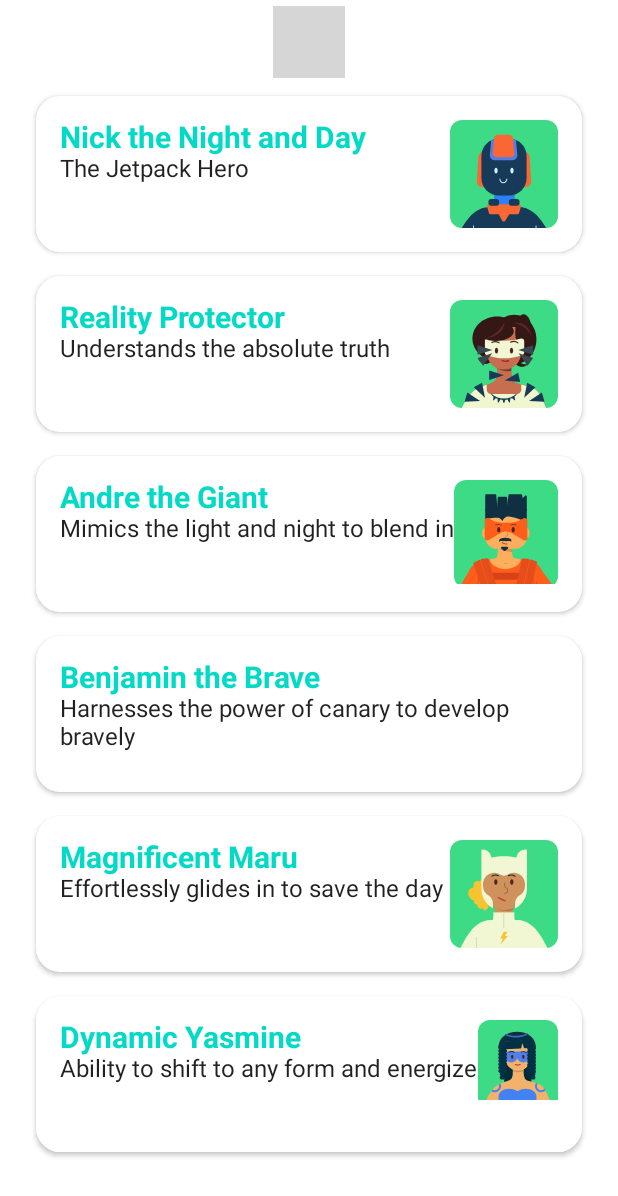
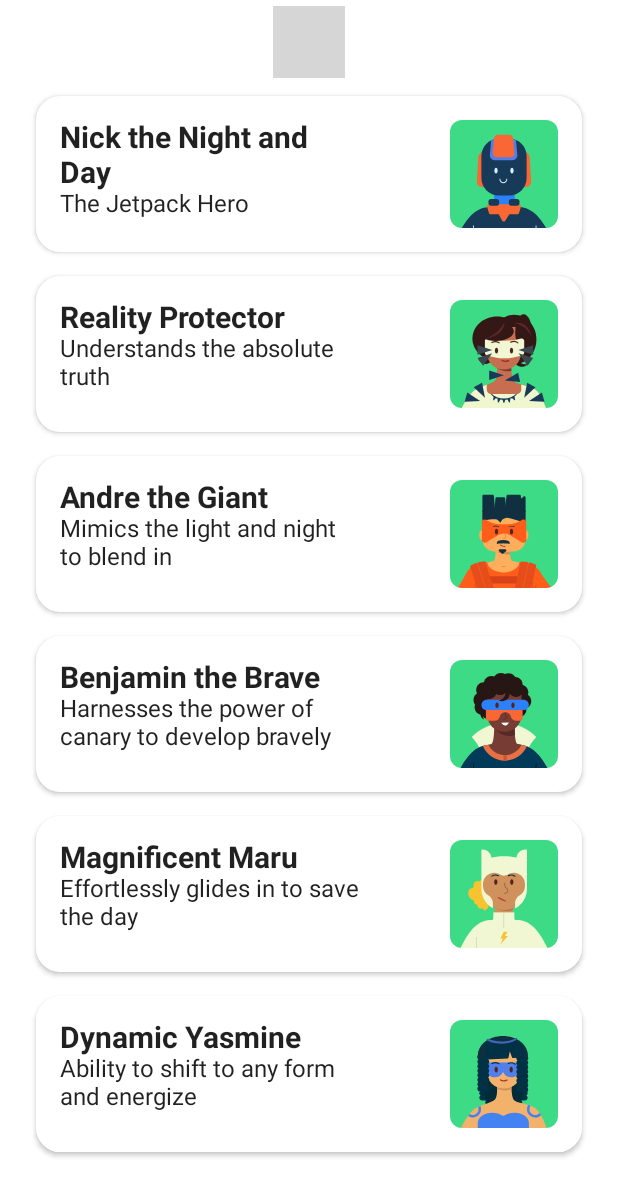
Before and after one commit to sourabhkumar47/Superheroes_App, an Android app built with Jetpack Compose: the MainActivity screen opened directly, with no data from a screen before it, on a phone screen of 412 x 824 dp. Shown: the top 1196 px of the screen. Run offline under Robolectric (Android 15) with nearby library versions, the phone set to English and light mode, and no system bars; 1 statement that could not run was skipped; grey boxes are pictures that could not be loaded.

Commit message:
fixed issues and added new font

```diff
--- a/app/src/main/java/com/example/superheroes/MainActivity.kt
+++ b/app/src/main/java/com/example/superheroes/MainActivity.kt
@@ -57,7 +57,11 @@ fun Superhero() {
                 )
         ) {
             items(heroes) {
-                SuperheroItem(hero = it)
+                SuperheroItem(
+//                    modifier = Modifier
+//                        .padding(horizontal = 16.dp, vertical = 8.dp),
+                    hero = it
+                )
             }
         }
     }
@@ -110,12 +114,16 @@ fun SuperheroAppBar(modifier: Modifier = Modifier) {
 }
 
 @Composable
-fun HeroInformation(@StringRes heroName: Int, heroDescription: Int) {
-    Column() {
+fun HeroInformation(
+    @StringRes heroName: Int,
+    heroDescription: Int
+) {
+    Column(
+        modifier = Modifier.width(200.dp)
+    ) {
         Text(
             text = stringResource(heroName),
-            style = MaterialTheme.typography.h3,
-            color = MaterialTheme.colors.secondary
+            style = MaterialTheme.typography.h3
 
         )
         Text(
@@ -135,8 +143,8 @@ fun HeroImage(heroImage: Int) {
         Image(
             painter = painterResource(heroImage),
             contentDescription = null,
-            contentScale = ContentScale.FillWidth,
-            alignment = Alignment.TopCenter
+            contentScale = ContentScale.Fit,
+            alignment = Alignment.Center
         )
     }
 }
--- a/app/src/main/java/com/example/superheroes/ui/theme/Type.kt
+++ b/app/src/main/java/com/example/superheroes/ui/theme/Type.kt
@@ -1,5 +1,6 @@
 package com.example.superheroes.ui.theme
 
+import android.graphics.Paint.Style
 import androidx.compose.material.Typography
 import androidx.compose.ui.text.TextStyle
 import androidx.compose.ui.text.font.Font
@@ -12,11 +13,15 @@ val Cabin = FontFamily(
     Font(R.font.cabin_regular, FontWeight.Normal),
     Font(R.font.cabin_bold, FontWeight.Bold)
 )
+val courgette = FontFamily(
+    Font(R.font.courgette_regular, FontWeight.Bold)
+)
 
 // Set of Material typography styles to start with
 val Typography = Typography(
     defaultFontFamily = Cabin,
     h1 = TextStyle(
+        fontFamily = courgette,
         fontWeight = FontWeight.Normal,
         fontSize = 30.sp
     ),
```
Also changed, not shown: app/src/main/res/font/courgette_regular.ttf (added).
